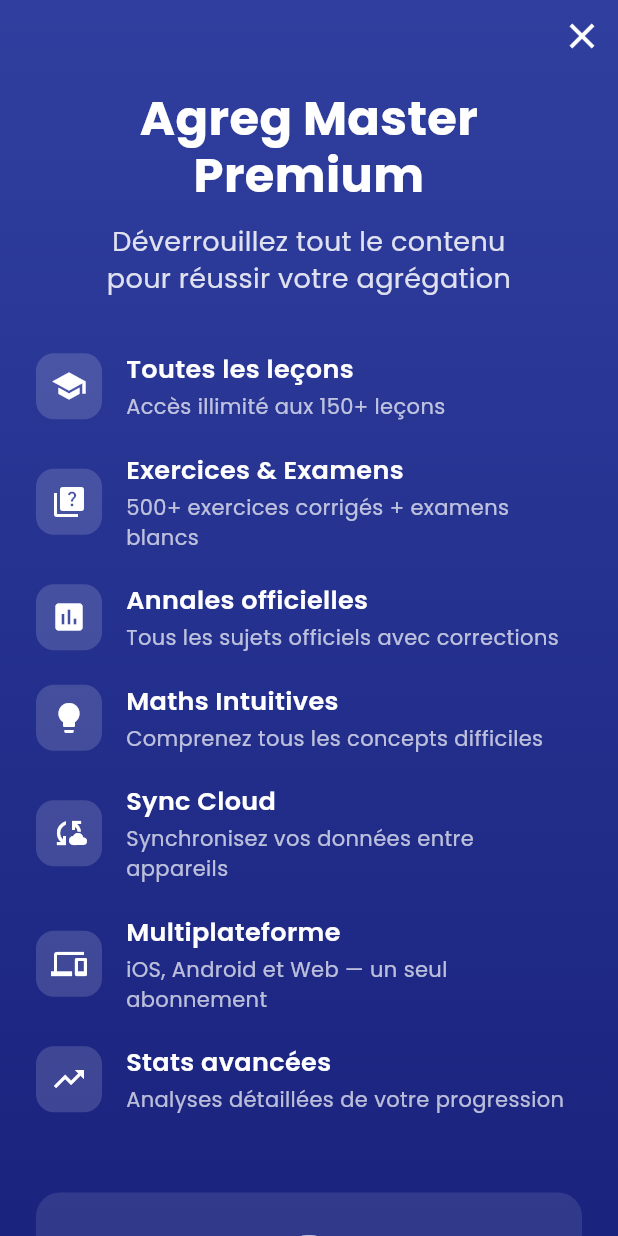
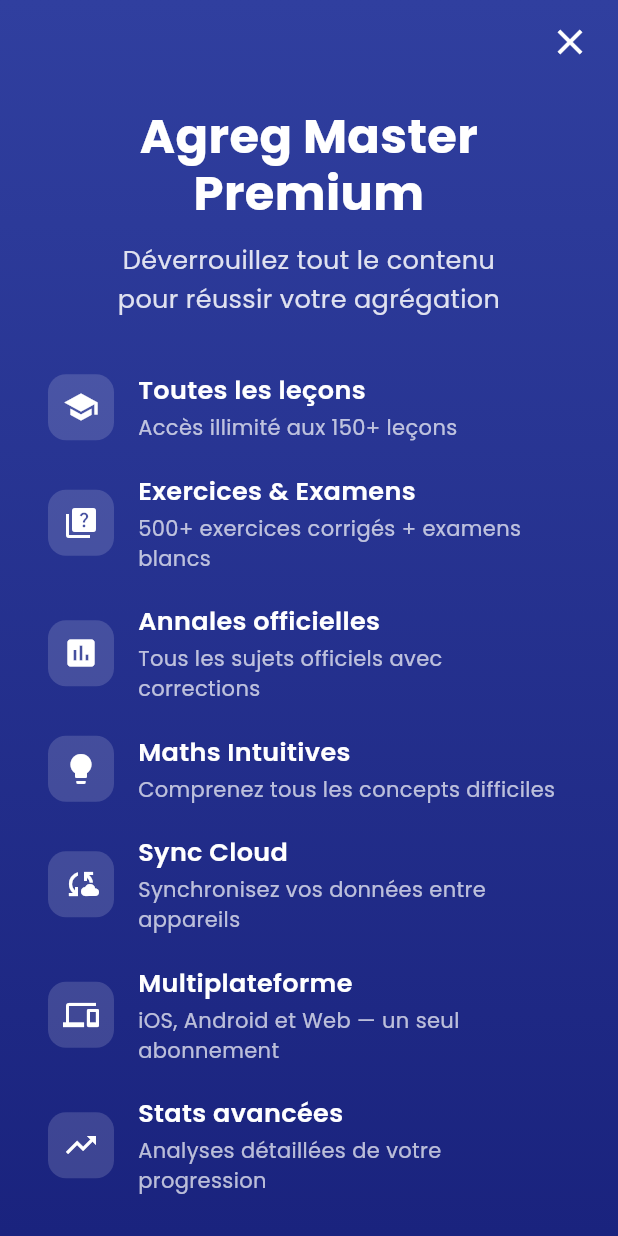
Before and after one commit to luke27fr/Agreg_Master, a Flutter app: the PaywallPage screen opened directly, on a phone screen of 412 x 824 dp. Run offline on Flutter 3.47's test engine with Material 3 defaults, Android fonts, the phone set to English and light mode, and no system bars; our stand-ins replace cloud_firestore, connectivity_plus, firebase_analytics, firebase_auth, firebase_core, firebase_crashlytics and 10 more; missing offline and left inert: flutter_markdown_latex, flutter_math_fork, markdown, purchases_flutter; accounts and stored records are empty; network calls fail.

Commit message:
style: constrain paywall max-width for better desktop appearance
Co-authored-by: Cursor <cursoragent@cursor.com>

```diff
--- a/lib/pages/paywall_page.dart
+++ b/lib/pages/paywall_page.dart
@@ -92,22 +92,29 @@ class _PaywallPageState extends State<PaywallPage> {
           ),
         ),
         child: SafeArea(
+          child: Center(
+            child: ConstrainedBox(
+              constraints: const BoxConstraints(maxWidth: 540),
               child: Column(
                 children: [
                   // Bouton fermer
                   Align(
                     alignment: Alignment.topRight,
+                    child: Padding(
+                      padding: const EdgeInsets.only(right: 8, top: 4),
                       child: IconButton(
                         icon: const Icon(Icons.close, color: Colors.white, size: 28),
                         onPressed: () => Navigator.of(context).pop(),
                       ),
                     ),
+                  ),
 
                   Expanded(
                     child: SingleChildScrollView(
-                  padding: const EdgeInsets.symmetric(horizontal: 24.0, vertical: 12.0),
+                      padding: const EdgeInsets.symmetric(horizontal: 32.0, vertical: 12.0),
                       child: Column(
                         children: [
+                          const SizedBox(height: 8),
                           // Titre
                           const Text(
                             'Agreg Master Premium',
@@ -123,9 +130,9 @@ class _PaywallPageState extends State<PaywallPage> {
                           Text(
                             'Déverrouillez tout le contenu\npour réussir votre agrégation',
                             style: TextStyle(
-                          fontSize: 18,
+                              fontSize: 17,
                               color: Colors.white.withAlpha((0.85 * 255).round()),
-                          height: 1.4,
+                              height: 1.5,
                             ),
                             textAlign: TextAlign.center,
                           ),
@@ -164,7 +171,7 @@ class _PaywallPageState extends State<PaywallPage> {
 
                           const SizedBox(height: 8),
 
-                      // Texte légal adapté selon la plateforme
+                          // Texte légal
                           Text(
                             _getLegalText(),
                             style: TextStyle(
@@ -177,7 +184,7 @@ class _PaywallPageState extends State<PaywallPage> {
 
                           const SizedBox(height: 12),
 
-                      // Liens légaux (requis par Apple 3.1.2)
+                          // Liens légaux
                           Wrap(
                             alignment: WrapAlignment.center,
                             children: [
@@ -215,6 +222,8 @@ class _PaywallPageState extends State<PaywallPage> {
                     ),
                   ),
                 ],
+              ),
+            ),
           ),
         ),
       ),
```
Lines whose indentation alone changed are shown as unchanged.
